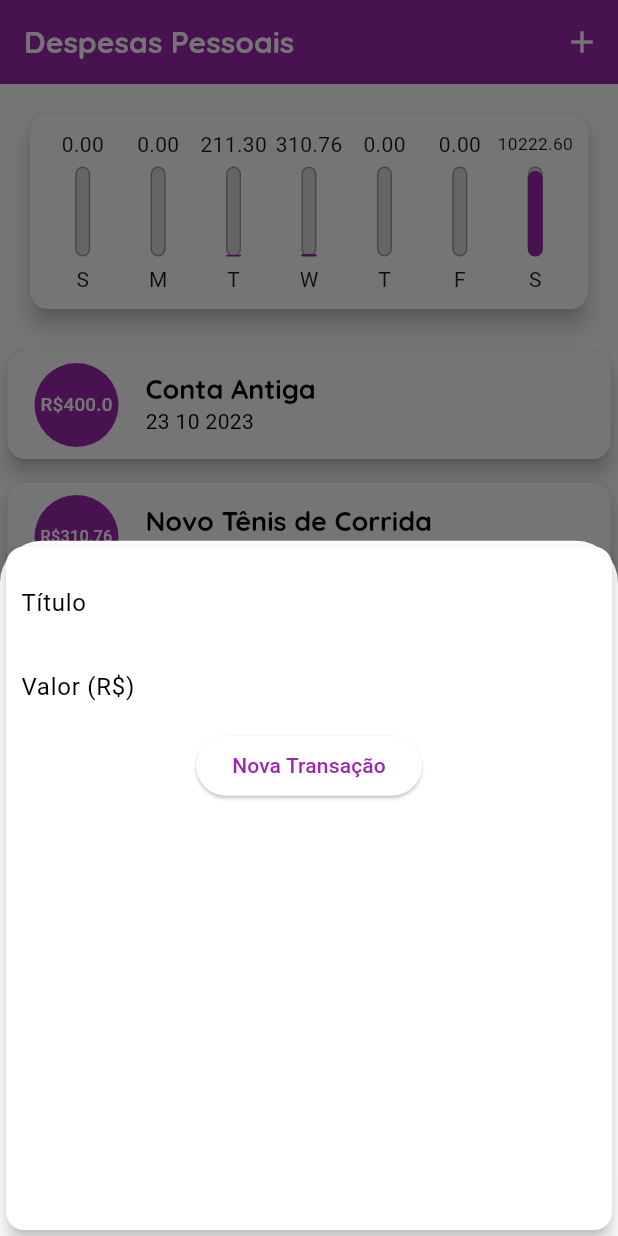
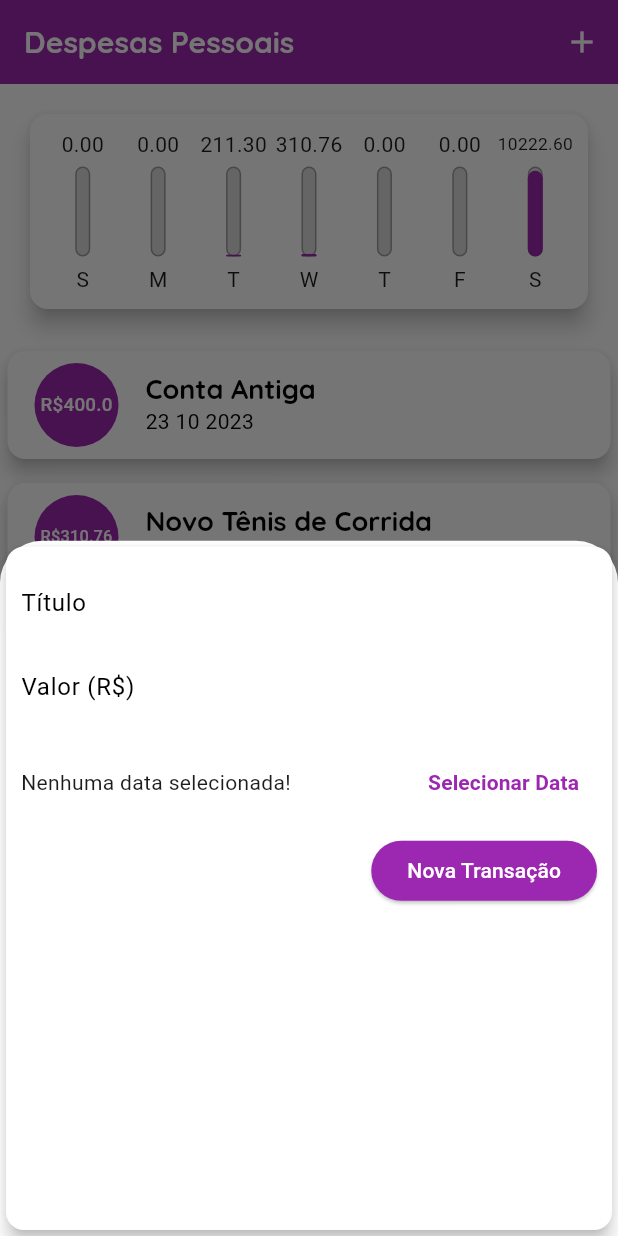
Before and after one commit to GoedertDalmolin/expenses, a Flutter app: the screen it shows after launch, after a tap on the "add" icon, on a phone screen of 412 x 824 dp. Run offline on Flutter 3.47's test engine with Material 3 defaults, Android fonts, the phone set to English and light mode, and no system bars; our stand-ins replace google_fonts.

Commit message:
Added showDatePicker to select transaction date in form. README.md updated.

```diff
--- a/lib/components/transaction_form.dart
+++ b/lib/components/transaction_form.dart
@@ -1,4 +1,5 @@
 import 'package:flutter/material.dart';
+import 'package:intl/intl.dart';
 
 class TransactionForm extends StatefulWidget {
   const TransactionForm({required this.onSubmit, super.key});
@@ -10,13 +11,13 @@ class TransactionForm extends StatefulWidget {
 }
 
 class _TransactionFormState extends State<TransactionForm> {
-  final titleController = TextEditingController();
-
-  final valueController = TextEditingController();
+  final _titleController = TextEditingController();
+  final _valueController = TextEditingController();
+  DateTime? _selectedDate;
 
   _submitForm() {
-    final title = titleController.text;
-    final value = double.tryParse(valueController.text) ?? 0;
+    final title = _titleController.text;
+    final value = double.tryParse(_valueController.text) ?? 0;
 
     if (title.isEmpty || value <= 0) {
       return;
@@ -25,9 +26,24 @@ class _TransactionFormState extends State<TransactionForm> {
     widget.onSubmit(title, value);
   }
 
+  _showDatePicker() async {
+    _selectedDate = await showDatePicker(
+          context: context,
+          initialDate: DateTime.now(),
+          firstDate: DateTime(2019),
+          lastDate: DateTime.now(),
+        ) ??
+        DateTime.now();
+
+    setState(() {
+      _selectedDate;
+    });
+  }
+
   @override
   Widget build(BuildContext context) {
     return Card(
+      surfaceTintColor: Colors.white,
       elevation: 5,
       child: Padding(
         padding: const EdgeInsets.all(10.0),
@@ -35,22 +51,54 @@ class _TransactionFormState extends State<TransactionForm> {
           children: [
             TextField(
               decoration: const InputDecoration(labelText: 'Título'),
-              controller: titleController,
+              controller: _titleController,
             ),
             TextField(
               decoration: const InputDecoration(labelText: 'Valor (R\$)'),
-              controller: valueController,
+              controller: _valueController,
               keyboardType: const TextInputType.numberWithOptions(decimal: true),
               onSubmitted: (value) {
                 _submitForm();
               },
             ),
-            ElevatedButton(
-                onPressed: _submitForm,
-                child: Text(
-                  'Nova Transação',
-                  style: TextStyle(color: Theme.of(context).colorScheme.primary,),
-                ))
+            Container(
+              height: 70,
+              child: Row(
+                children: [
+                  Expanded(
+                      child: Text(
+                    _selectedDate == null ? "Nenhuma data selecionada!" : "Data Selecionada: ${DateFormat('dd/MM/y').format(_selectedDate!)}",
+                  )),
+                  TextButton(
+                    onPressed: _showDatePicker,
+                    child: Text(
+                      "Selecionar Data",
+                      style: TextStyle(
+                        color: Theme.of(context).primaryColor,
+                        fontWeight: FontWeight.bold,
+                      ),
+                    ),
+                  ),
+                ],
+              ),
+            ),
+            Row(
+              mainAxisAlignment: MainAxisAlignment.end,
+              children: [
+                ElevatedButton(
+                  onPressed: _submitForm,
+                  child: Text(
+                    'Nova Transação',
+                    style: TextStyle(
+                      color: Colors.white,
+                    ),
+                  ),
+                  style: ButtonStyle(
+                    backgroundColor: MaterialStateProperty.all(Theme.of(context).colorScheme.primary),
+                  ),
+                ),
+              ],
+            )
           ],
         ),
       ),
--- a/lib/components/transaction_list.dart
+++ b/lib/components/transaction_list.dart
@@ -10,7 +10,7 @@ class TransactionList extends StatelessWidget {
   @override
   Widget build(BuildContext context) {
     return SizedBox(
-      height: 300,
+      height: 750,
       child: transactions.isEmpty
           ? Column(
               children: [
--- a/lib/main.dart
+++ b/lib/main.dart
@@ -18,10 +18,20 @@ class ExpensesApp extends StatelessWidget {
       home: const MyHomePage(),
       theme: ThemeData(
         useMaterial3: true,
+        cardTheme: CardTheme(
+          surfaceTintColor: Colors.white,
+        ),
+        datePickerTheme: DatePickerThemeData(
+          surfaceTintColor: Colors.white
+        ),
         fontFamily: GoogleFonts.getFont('Quicksand').fontFamily,
         colorScheme: ColorScheme.fromSwatch(
           primarySwatch: Colors.purple,
           accentColor: Colors.amber,
+          backgroundColor: Colors.white,
+          cardColor: Colors.white,
+        ),
+        bottomSheetTheme: BottomSheetThemeData(
           backgroundColor: Colors.white,
         ),
         textTheme: ThemeData.light().textTheme.copyWith(
```
Also changed, not shown: 1 other file.
